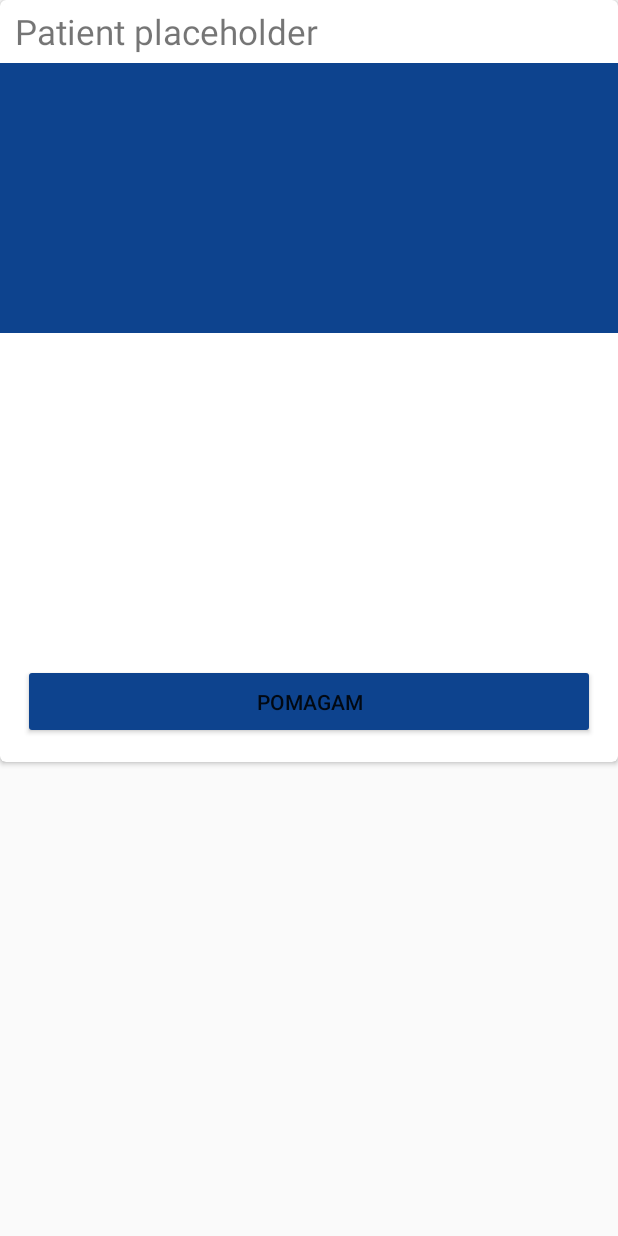
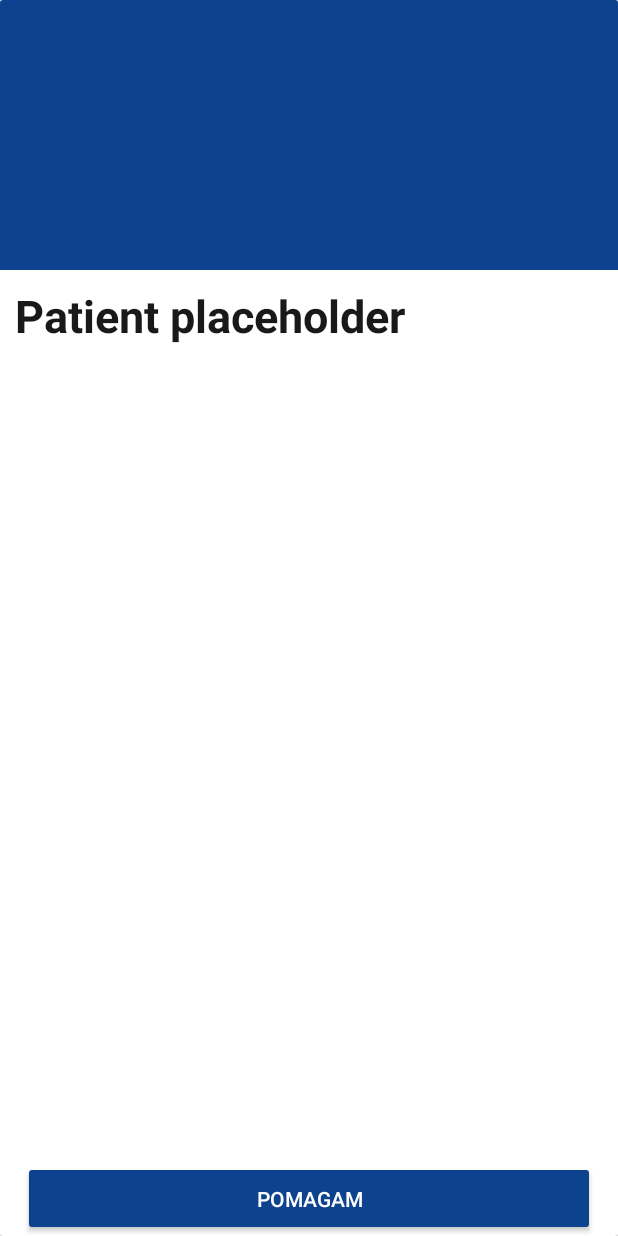
Before and after one commit to asi-pwr/hopeIT, an Android app: the layout item_patinet_dialog.xml on its own in the app's theme, with its tools: preview values and no code run, on a phone screen of 412 x 824 dp. Run offline under Robolectric (Android 15) with nearby library versions, the phone set to English and light mode, and no system bars.

Commit message:
Reworked dialog xmls, TODO change to a normal view

```diff
--- a/hopeItApp/hopeItApp/app/src/main/res/layout/item_patinet_dialog.xml
+++ b/hopeItApp/hopeItApp/app/src/main/res/layout/item_patinet_dialog.xml
@@ -2,24 +2,11 @@
 <android.support.v7.widget.CardView
     xmlns:android="http://schemas.android.com/apk/res/android"
     android:layout_width="match_parent"
-    android:layout_height="wrap_content"
-    xmlns:app="http://schemas.android.com/apk/res-auto"
-    app:cardCornerRadius="4dp">
+    android:layout_height="wrap_content">
 
-    <LinearLayout
+    <RelativeLayout
         android:layout_width="match_parent"
-        android:layout_height="wrap_content"
-        android:orientation="vertical">
-
-        <TextView
-            android:id="@+id/patientName"
-            android:layout_width="match_parent"
-            android:layout_height="wrap_content"
-            android:layout_marginStart="10dp"
-            android:layout_marginTop="5dp"
-            android:layout_marginBottom="5dp"
-            android:text="@string/patient_place_holder"
-            android:textSize="23sp" />
+        android:layout_height="match_parent">
 
         <ScrollView
             android:layout_width="match_parent"
@@ -27,7 +14,7 @@
 
             <LinearLayout
                 android:layout_width="match_parent"
-                android:layout_height="wrap_content"
+                android:layout_height="match_parent"
                 android:orientation="vertical">
 
                 <ImageView
@@ -38,12 +25,27 @@
                     android:contentDescription="@string/patient_picture_description" />
 
                 <TextView
+                    android:id="@+id/patientName"
+                    android:layout_width="match_parent"
+                    android:layout_height="wrap_content"
+                    android:layout_marginStart="10dp"
+                    android:layout_marginEnd="10dp"
+                    android:layout_marginTop="10dp"
+                    android:layout_marginBottom="10dp"
+                    android:textColor="@color/textPrimary"
+                    android:textStyle="bold"
+                    android:text="@string/patient_place_holder"
+                    android:textSize="30sp" />
+
+                <TextView
                     android:id="@+id/patientDescription"
                     android:layout_width="match_parent"
-                    android:layout_height="200dp"
-                    android:layout_marginEnd="8dp"
-                    android:layout_marginStart="8dp"
-                    android:layout_marginTop="5dp" />
+                    android:layout_height="wrap_content"
+                    android:layout_marginEnd="10dp"
+                    android:layout_marginStart="10dp"
+                    android:layout_marginTop="10dp"
+                    android:layout_marginBottom="10dp"
+                    android:textColor="@color/textSecondary"/>
 
             </LinearLayout>
 
@@ -53,10 +55,12 @@
             android:id="@+id/patientPayButton"
             android:layout_width="match_parent"
             android:layout_height="50dp"
+            android:layout_alignParentBottom="true"
             android:layout_margin="15dp"
             android:backgroundTint="@color/colorAccent"
+            android:textColor="@color/textWhite"
             android:text="@string/pomagam_button" />
 
-    </LinearLayout>
+    </RelativeLayout>
 
 </android.support.v7.widget.CardView>
```
